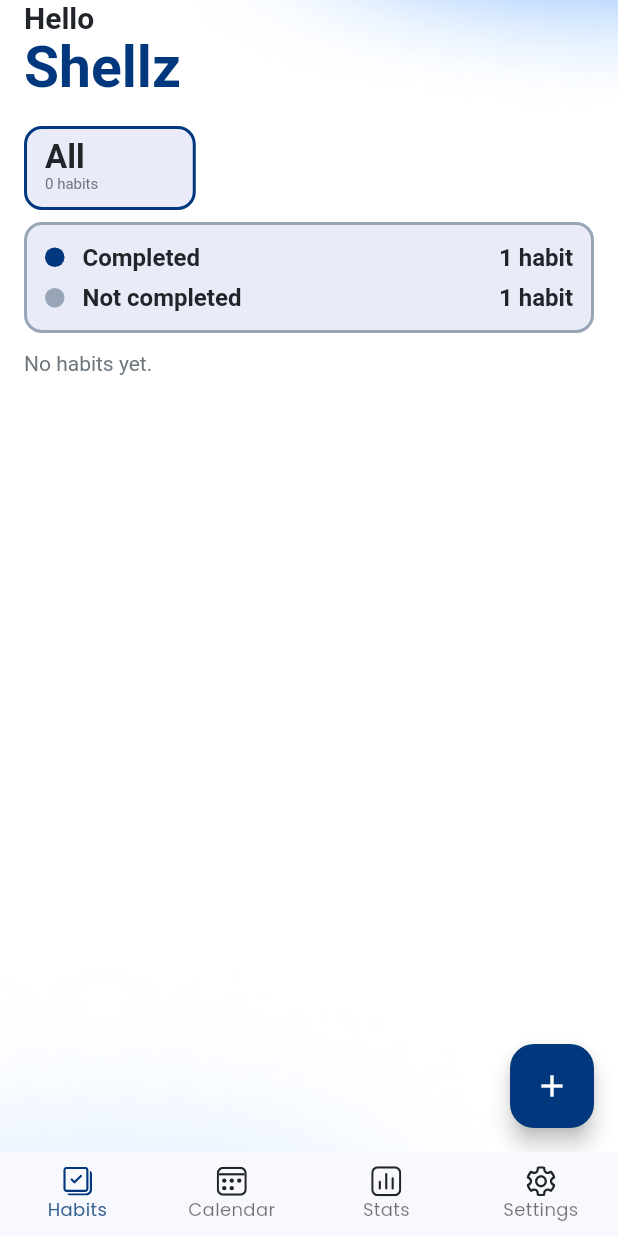
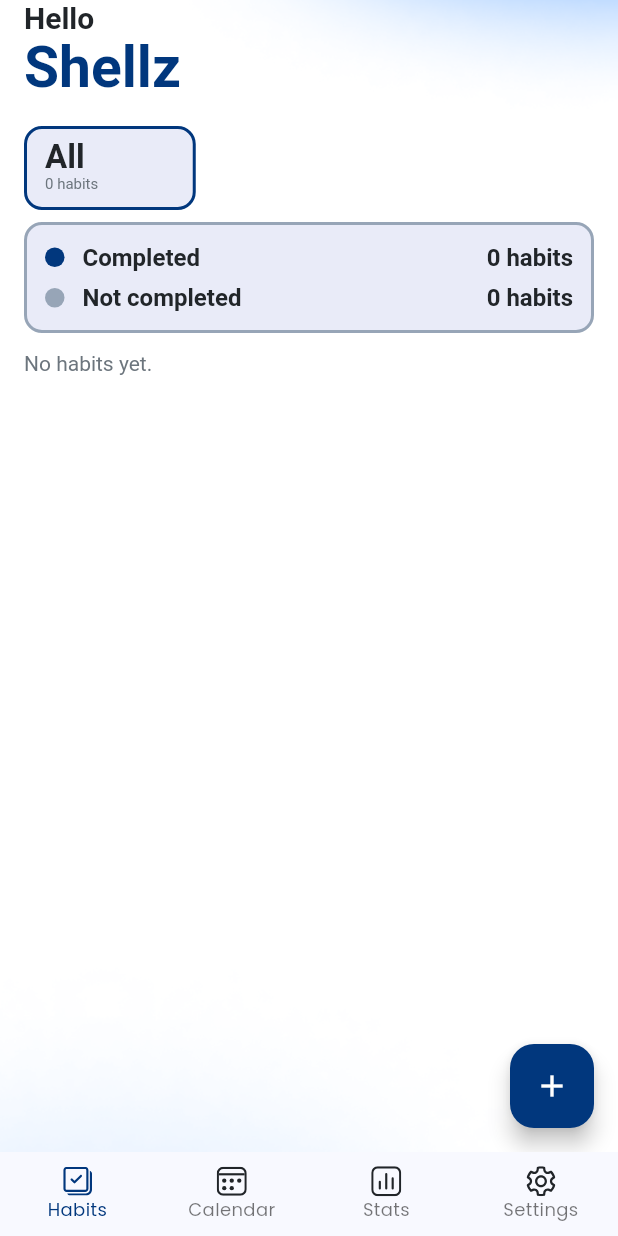
Before and after one commit to ashellz/habitt_v2, a Flutter app: the screen it shows after launch, on a phone screen of 412 x 824 dp. Run offline on Flutter 3.47's test engine with Material 3 defaults, Android fonts, the light colour scheme and no system bars; our stand-ins replace flutter_spinbox, flutter_svg, tinycolor2; generated files the repository leaves out were written again.

Commit message:
color changing

```diff
--- a/lib/pages/home_page.dart
+++ b/lib/pages/home_page.dart
@@ -49,10 +49,8 @@ class _HomePageState extends State<HomePage> with WidgetsBindingObserver {
         child: BottomNavigationBar(
           elevation: 0,
           type: BottomNavigationBarType.fixed,
-          selectedLabelStyle: TextStyle(
-            color: darkerStandardColor,
-            fontSize: 12,
-          ),
+          selectedItemColor: darkerStandardColor,
+          selectedLabelStyle: TextStyle(fontSize: 12),
           unselectedLabelStyle: const TextStyle(
             color: Color(0xFF212529),
             fontSize: 12,
@@ -79,7 +77,7 @@ class _HomePageState extends State<HomePage> with WidgetsBindingObserver {
                     colorFilter: ColorFilter.mode(
                       _currentIndex == 0
                           ? darkerStandardColor
-                          : Color(0xFF212529),
+                          : colorProvider.textColor,
                       BlendMode.srcIn,
                     ),
                   ),
--- a/lib/providers/color_provider.dart
+++ b/lib/providers/color_provider.dart
@@ -2,6 +2,7 @@ import 'package:flutter/material.dart';
 import 'package:habitt/models/custom_color_scheme.dart';
 
 class ColorProvider extends ChangeNotifier {
+  String colorSchemeString = "blue";
   Color textColor = Color(0xFF212529);
   Color mutedTextColor = Color(0xFF6C757D);
   Color habitColor = Color(0xFFEDEDED);
@@ -12,15 +13,18 @@ class ColorProvider extends ChangeNotifier {
 
   ColorProvider() {
     colorScheme = _blue;
+    colorSchemeString = "blue";
   }
 
   void changeColorScheme(String color) {
     switch (color) {
       case "blue":
         colorScheme = _blue;
+        colorSchemeString = "blue";
         break;
       case "green":
         colorScheme = _green;
+        colorSchemeString = "green";
         break;
     }
     notifyListeners();
--- a/lib/util/get_category_length.dart
+++ b/lib/util/get_category_length.dart
@@ -14,3 +14,31 @@ int getCategoryLength(Category category, BuildContext context) {
       habitProvider.habits.where((h) => h.categoryId == category.id).length;
   return categoryHabits;
 }
+
+int getCompletedHabits(Category category, BuildContext context) {
+  final habitProvider = context.watch<HabitProvider>();
+  if (habitProvider.habits.isEmpty) return 0;
+  if (category.id == 0) {
+    return habitProvider.habits.length;
+  }
+
+  final int categoryHabits =
+      habitProvider.habits
+          .where((h) => h.categoryId == category.id && h.completed)
+          .length;
+  return categoryHabits;
+}
+
+int getNotCompletedHabits(Category category, BuildContext context) {
+  final habitProvider = context.watch<HabitProvider>();
+  if (habitProvider.habits.isEmpty) return 0;
+  if (category.id == 0) {
+    return habitProvider.habits.length;
+  }
+
+  final int categoryHabits =
+      habitProvider.habits
+          .where((h) => h.categoryId == category.id && !h.completed)
+          .length;
+  return categoryHabits;
+}
--- a/lib/widgets/gradient_background.dart
+++ b/lib/widgets/gradient_background.dart
@@ -15,7 +15,10 @@ class GradientBackground extends StatelessWidget {
       children: [
         Image.asset(
           "assets/images/gradient_background.png",
-          color: colorProvider.colorScheme.darkerStandardColor,
+          color:
+              colorProvider.colorSchemeString == "blue"
+                  ? colorProvider.colorScheme.darkerStandardColor
+                  : colorProvider.colorScheme.standardColor,
           colorBlendMode: BlendMode.color,
           fit: BoxFit.cover,
           width: double.infinity,
--- a/lib/widgets/habits_page/habits_completed/habit_status_text.dart
+++ b/lib/widgets/habits_page/habits_completed/habit_status_text.dart
@@ -1,6 +1,8 @@
 import 'package:flutter/material.dart';
+import 'package:habitt/providers/category_provider.dart';
 import 'package:habitt/providers/color_provider.dart';
 import 'package:flutter_gen/gen_l10n/app_localizations.dart';
+import 'package:habitt/util/get_category_length.dart';
 import 'package:provider/provider.dart';
 
 class HabitsStatus extends StatelessWidget {
@@ -11,11 +13,27 @@ class HabitsStatus extends StatelessWidget {
   @override
   Widget build(BuildContext context) {
     final colorProvider = context.watch<ColorProvider>();
+    final categoryProvider = context.watch<CategoryProvider>();
+    final int selectedCategoryId = categoryProvider.selectedCategoryId;
     final textColor = colorProvider.textColor;
     final colorScheme = colorProvider.colorScheme;
     final localizations = AppLocalizations.of(context)!;
 
-    const numberOfHabits = 1;
+    int numberOfHabits = 0;
+
+    if (isCompleted) {
+      for (var category in categoryProvider.categories) {
+        if (category.id == selectedCategoryId) {
+          numberOfHabits = getCompletedHabits(category, context);
+        }
+      }
+    } else {
+      for (var category in categoryProvider.categories) {
+        if (category.id == selectedCategoryId) {
+          numberOfHabits = getNotCompletedHabits(category, context);
+        }
+      }
+    }
 
     return Row(
       mainAxisAlignment: MainAxisAlignment.spaceBetween,
```
Also changed, not shown: lib/pages/main_pages/settings_page.dart (+27 -1 lines).
